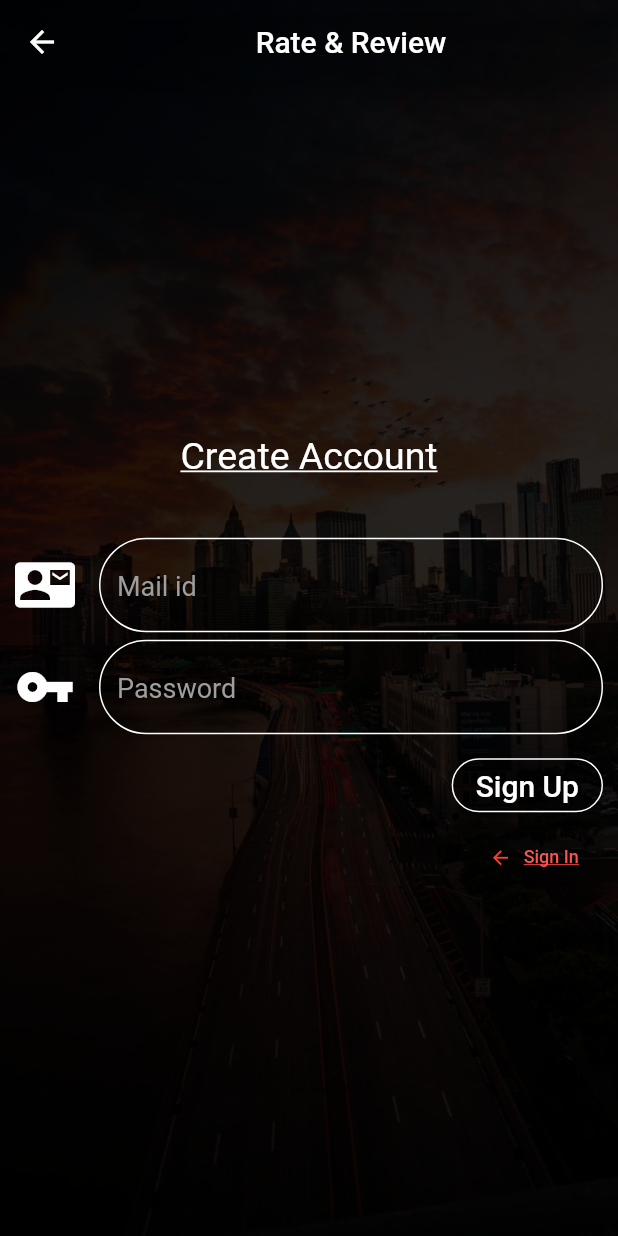
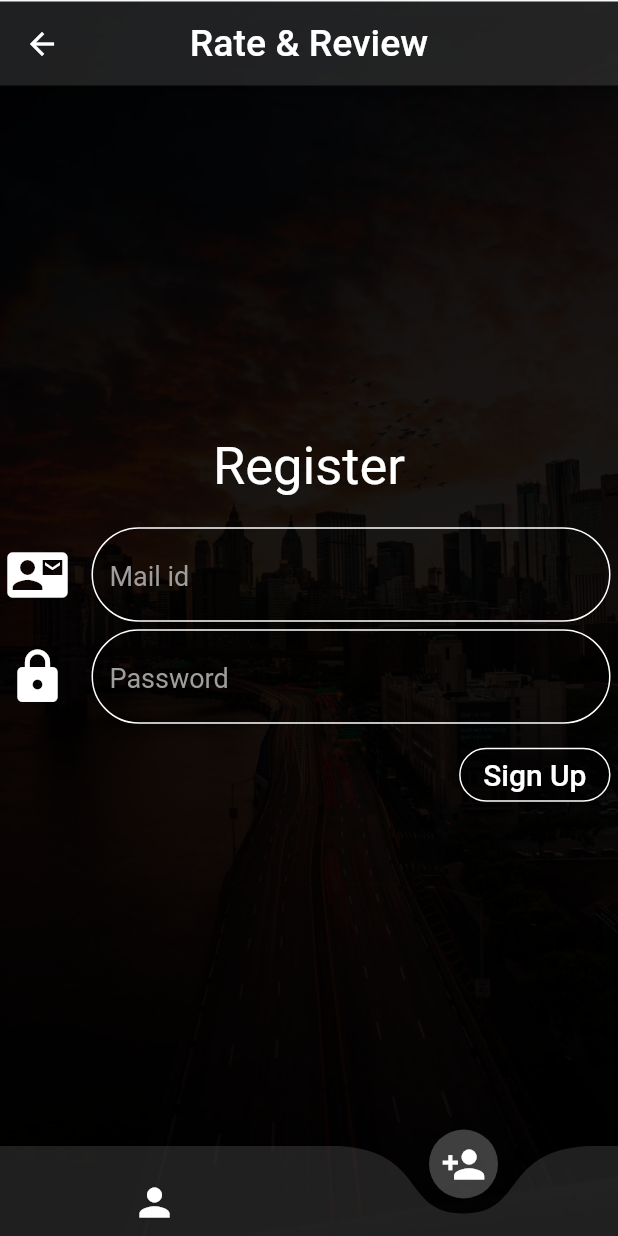
Before and after one commit to Shakthi-Dhar/Flutter-RoomService-App, a Flutter app: the Register screen opened directly, on a phone screen of 412 x 824 dp. Run offline on Flutter 3.47's test engine with Material 2 defaults, Android fonts, the phone set to English and light mode, and no system bars; drawn by our look-alikes of curved_navigation_bar; our stand-ins replace cloud_firestore, firebase_auth, flutter_spinkit; accounts and stored records are empty.

Commit message:
commit, 21st july [12:36]

```diff
--- /dev/null
+++ b/lib/models/rate.dart
@@ -0,0 +1,8 @@
+class Rate{
+  final String name;
+  final int num_rooms;
+  final int sqfeet;
+
+  Rate({this.name, this.num_rooms, this.sqfeet});
+
+}
--- a/lib/screens/authenticate/register.dart
+++ b/lib/screens/authenticate/register.dart
@@ -1,6 +1,7 @@
 import 'package:flutter/material.dart';
 import 'package:rateandreview/services/auth.dart';
 import 'package:rateandreview/shared/loading.dart';
+import 'package:curved_navigation_bar/curved_navigation_bar.dart';
 
 class Register extends StatefulWidget {
   final Function toggleView;
@@ -24,6 +25,7 @@ class _RegisterState extends State<Register> {
   @override
   Widget build(BuildContext context) {
     return loading ? Loading(): Container(
+      margin: const EdgeInsets.only(top:1,),
       decoration:new BoxDecoration(
           image:  new DecorationImage(
             image: new AssetImage("images/city.jpg"),
@@ -31,14 +33,41 @@ class _RegisterState extends State<Register> {
       ),
 
       child: Scaffold(
-        backgroundColor: Colors.black.withOpacity(0.85),
+        backgroundColor: Colors.black.withOpacity(0.9),
 
         appBar: AppBar(
+          centerTitle: true,
           title:
-          Align(alignment:Alignment.center, child: Text("Rate & Review")),
+          Text("Rate & Review", style: TextStyle(color: Colors.white, fontSize: 25,),),
 
+          backgroundColor: Colors.white12,
+        ),
+
+        bottomNavigationBar: CurvedNavigationBar(
           backgroundColor: Colors.transparent,
+          buttonBackgroundColor: Colors.white24,
+          color: Colors.white12,
+          height: 60,
+          index: 1,
+          animationDuration: Duration(seconds: 1),
+          items: <Widget>[
+            Icon(Icons.person, color:Colors.white,size: 30, ),
+            Icon(Icons.person_add,color: Colors.white, size: 30),
+          ],
 
+          onTap: (index) {
+            //Handle button tap
+            if(index == 0){
+              Future.delayed(Duration(milliseconds: 980), () {
+                setState(() {
+                  widget.toggleView();
+                });
+
+              });
+//              widget.toggleView();
+
+            }
+          },
         ),
 
         body:
@@ -56,32 +85,28 @@ class _RegisterState extends State<Register> {
               child:
 
               Container(
-                child: Center(
-                  child: Text('Create Account',
-                    style: TextStyle(color: Colors.white, fontSize: 25,
-                      decoration: TextDecoration.underline,decorationStyle: TextDecorationStyle.solid,),
-                  ),
-                ),
+            child: Center(
+            child: Text('Register',
+              style: TextStyle(color: Colors.white, fontSize: 35,
               ),
+            ),
+      ),
+    ),
 
             ),
 
             SizedBox(
-              height: 10,
+              height: 5,
             ),
 
             Padding(
-              padding: const EdgeInsets.all(10.0),
+              padding: const EdgeInsets.all(5.0),
               child: Form(
 
                 key: _formKey,
 
                 child:  Column(
                   children: <Widget>[
-
-                    SizedBox(
-                      height: 10,
-                    ),
 
                     Container(
                       color: Colors.transparent,
@@ -145,7 +170,7 @@ class _RegisterState extends State<Register> {
                             borderRadius: BorderRadius.all(Radius.circular(40.0)),
                             borderSide: BorderSide(color: Colors.white),
                           ),
-                            icon: Icon(Icons.vpn_key, color: Colors.white,size: 40,),
+                            icon: Icon(Icons.lock, color: Colors.white,size: 40,),
                             hintText: 'Password',
                             hintStyle: TextStyle(color: Colors.grey, fontSize: 18),
                           errorStyle: TextStyle(
@@ -165,6 +190,7 @@ class _RegisterState extends State<Register> {
                     SizedBox(
                       height: 10,
                     ),
+
 
 
 
@@ -215,21 +241,7 @@ class _RegisterState extends State<Register> {
                         ),
                       ],
                     ),
-                    Align(
-                      alignment: Alignment.centerRight,
-                      child: RaisedButton.icon(
-                        color: Colors.transparent,
 
-                        icon: Icon(Icons.arrow_back, color: Colors.red,size: 15,),
-                        label: Text('Sign In',
-                          style: TextStyle(color: Colors.redAccent, fontSize: 12,
-                            decoration: TextDecoration.underline,decorationStyle: TextDecorationStyle.solid,),
-                        ),
-                        onPressed: () async{
-                          widget.toggleView();
-                        },
-                      ),
-                    ),
                   ],
                 ),
               ),
```
Also changed, not shown: lib/screens/authenticate/sign_in.dart (+26 -33 lines), lib/screens/home/home.dart (+40 -24 lines), lib/screens/home/rate_list.dart (+14 -6 lines), lib/screens/home/rate_tile.dart (added, +25 -0 lines), lib/services/database.dart (+16 -2 lines).
